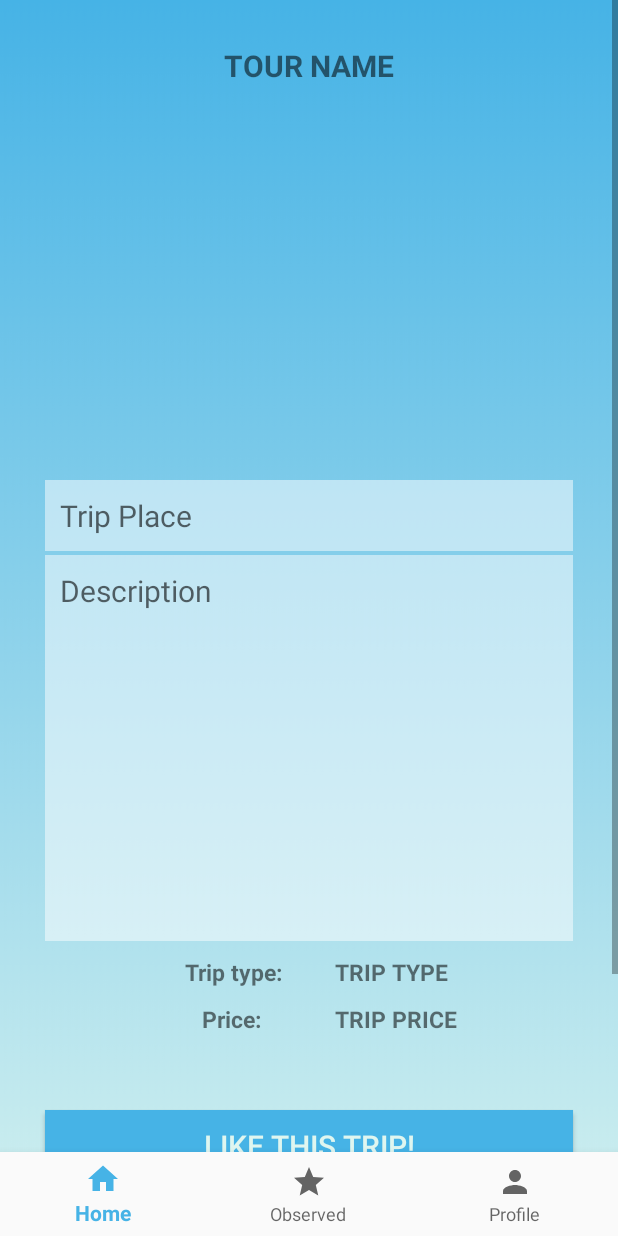
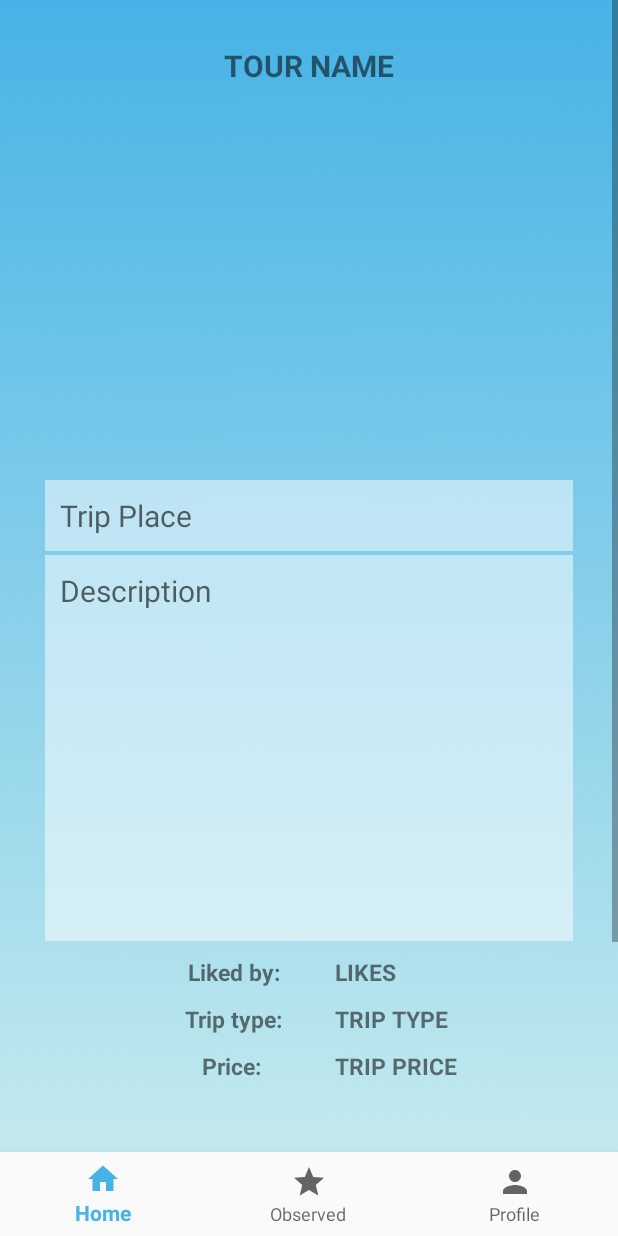
Before and after one commit to yakzi/tour-guider, an Android app: the fragment DisplayTripFragment placed in its activity, on a phone screen of 412 x 824 dp. Run offline under Robolectric (Android 15) with nearby library versions, the light colour scheme and no system bars; pictures from the network do not load; 11 statements that could not run were skipped.

Commit message:
ADD display likes in specific trip view

```diff
--- a/app/src/main/java/com/example/tourguider/DisplayTripFragment.java
+++ b/app/src/main/java/com/example/tourguider/DisplayTripFragment.java
@@ -26,6 +26,7 @@ public class DisplayTripFragment extends Fragment {
     private TextView tripType;
     private TextView tripPlace;
     private TextView tripPrice;
+    private TextView tripLikes;
 
     public DisplayTripFragment() {
 
@@ -43,6 +44,7 @@ public class DisplayTripFragment extends Fragment {
         tripType = view.findViewById(R.id.tripType);
         tripPlace = view.findViewById(R.id.tripPlace);
         tripPrice = view.findViewById(R.id.tripPrice);
+        tripLikes = view.findViewById(R.id.likesText);
 
         Bundle bundle = getArguments();
         Trip trip= (Trip) bundle.getSerializable("TRIP");
@@ -55,11 +57,12 @@ public class DisplayTripFragment extends Fragment {
         tripPlace.setText(trip.getPlace_name());
         tripDesc.setText(trip.getDescription());
         tripPrice.setText(trip.getPrice() + " PLN");
+        tripLikes.setText(trip.getLikes() + " People");
 
-        if(trip.isBy_bike()) tripType.setText("Bike");
-        if(trip.isBy_car()) tripType.setText("Car");
-        if(trip.isBy_foot()) tripType.setText("Foot");
-        if(trip.isBy_moto()) tripType.setText("Motorcycle");
+        if(trip.isBy_bike()) tripType.setText("By bicycle");
+        if(trip.isBy_car()) tripType.setText("By car");
+        if(trip.isBy_foot()) tripType.setText("By foot");
+        if(trip.isBy_moto()) tripType.setText("By motorcycle");
 
 
 
--- a/app/src/main/res/layout/fragment_display_trip.xml
+++ b/app/src/main/res/layout/fragment_display_trip.xml
@@ -85,11 +85,38 @@
             android:textSize="15sp"
             android:layout_marginBottom="10dp"
             android:layout_marginRight="100dp"
+            android:id="@+id/likesLabel"
+            android:layout_marginTop="10dp"
+            app:layout_constraintEnd_toEndOf="parent"
+            app:layout_constraintStart_toStartOf="parent"
+            app:layout_constraintTop_toBottomOf="@id/tripDesc"
+            android:layout_width="wrap_content"
+            android:layout_height="wrap_content"
+            android:text="Liked by:"/>
+
+        <TextView
+            android:textStyle="bold"
+            android:textSize="15sp"
+            android:id="@+id/likesText"
+            android:layout_marginTop="10dp"
+            app:layout_constraintLeft_toRightOf="@id/typeLabel"
+            app:layout_constraintStart_toStartOf="@id/typeLabel"
+            app:layout_constraintTop_toBottomOf="@id/tripDesc"
+            android:layout_marginLeft="100dp"
+            android:layout_width="wrap_content"
+            android:layout_height="wrap_content"
+            android:text="LIKES"/>
+
+        <TextView
+            android:textStyle="bold"
+            android:textSize="15sp"
+            android:layout_marginBottom="10dp"
+            android:layout_marginRight="100dp"
             android:id="@+id/typeLabel"
             android:layout_marginTop="10dp"
             app:layout_constraintEnd_toEndOf="parent"
             app:layout_constraintStart_toStartOf="parent"
-            app:layout_constraintTop_toBottomOf="@id/tripDesc"
+            app:layout_constraintTop_toBottomOf="@id/likesLabel"
             android:layout_width="wrap_content"
             android:layout_height="wrap_content"
             android:text="Trip type:"/>
@@ -101,7 +128,7 @@
             android:layout_marginTop="10dp"
             app:layout_constraintLeft_toRightOf="@id/typeLabel"
             app:layout_constraintStart_toStartOf="@id/typeLabel"
-            app:layout_constraintTop_toBottomOf="@id/tripDesc"
+            app:layout_constraintTop_toBottomOf="@id/likesText"
             android:layout_marginLeft="100dp"
             android:layout_width="wrap_content"
             android:layout_height="wrap_content"
@@ -145,7 +172,7 @@
             android:layout_marginTop="50dp"
             android:layout_marginLeft="30dp"
             android:layout_marginRight="30dp"
-            android:text="Like this trip!"
+            android:text="Like it!"
             android:background="@color/colorPrimary"
             android:textColor="@color/colorBackground"/>
 
@@ -160,7 +187,7 @@
             android:layout_marginTop="110dp"
             android:layout_marginLeft="30dp"
             android:layout_marginRight="30dp"
-            android:text="Add to observed"
+            android:text="Observe"
             android:background="@color/colorPrimary"
             android:textColor="@color/colorBackground"/>
 
@@ -175,7 +202,7 @@
             android:layout_marginTop="170dp"
             android:layout_marginLeft="30dp"
             android:layout_marginRight="30dp"
-            android:text="Take part in this trip"
+            android:text="Take part"
             android:background="@color/colorPrimary"
             android:textColor="@color/colorBackground"/>
 
```
